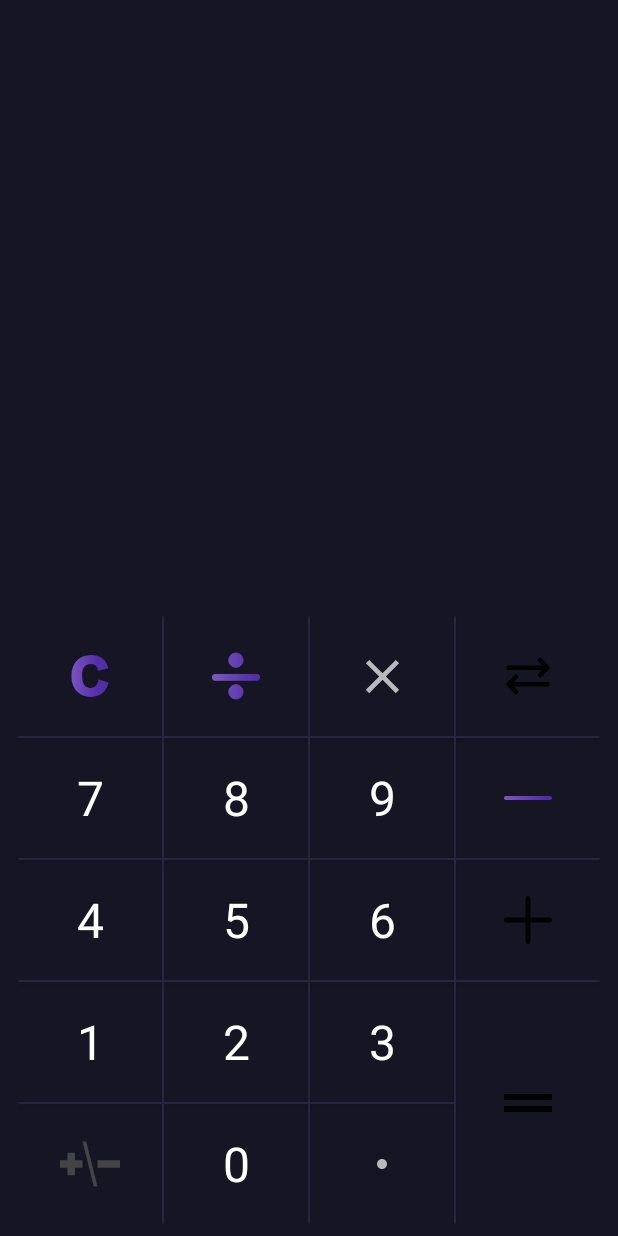
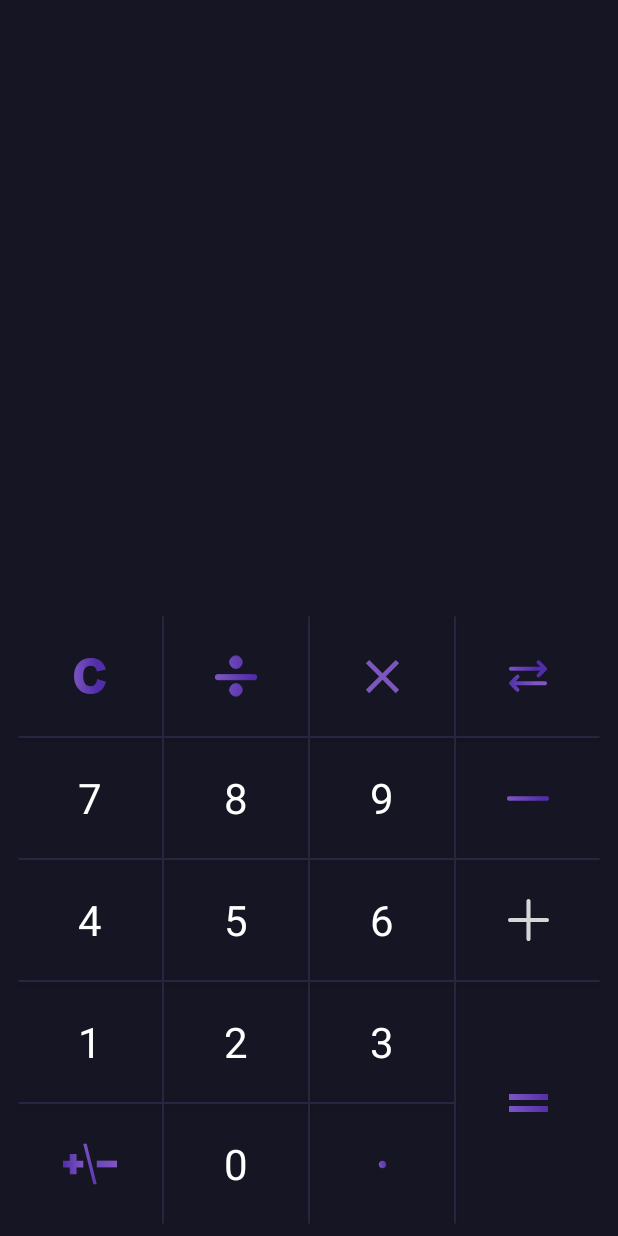
Before and after one commit to ashishmehta11/Unit-Converter, an Android app: the screen it shows after launch (MainActivity), on a phone screen of 412 x 824 dp. Run offline under Robolectric (Android 15) with nearby library versions, the phone set to English and light mode, and no system bars; our stand-ins replace data binding.

Commit message:
Num Pad Designing completed!!
Signed-off-by: ashishmehta11 <ashish11mehta11@gmail.com>

```diff
--- /dev/null
+++ b/app/src/main/res/color/grad_decimal.xml
@@ -0,0 +1,10 @@
+<?xml version="1.0" encoding="utf-8"?>
+<gradient xmlns:android="http://schemas.android.com/apk/res/android"
+    android:angle="0"
+    android:endColor="@color/primary_dark"
+    android:endX="25"
+    android:endY="30"
+    android:startColor="@color/primary_light"
+    android:startX="0"
+    android:startY="30"
+    android:type="linear" />
--- a/app/src/main/res/color/grad_plus_minus.xml
+++ b/app/src/main/res/color/grad_plus_minus.xml
@@ -1,10 +1,10 @@
 <?xml version="1.0" encoding="utf-8"?>
 <gradient xmlns:android="http://schemas.android.com/apk/res/android"
     android:angle="0"
-    android:endColor="@color/primary_dark"
-    android:endX="350"
-    android:endY="30"
-    android:startColor="@color/primary_light"
+    android:endColor="@color/primary_light"
+    android:endX="16"
+    android:endY="5"
+    android:startColor="@color/primary_dark"
     android:startX="0"
-    android:startY="30"
+    android:startY="5"
     android:type="linear" />
--- a/app/src/main/res/color/grad_plus.xml
+++ b/app/src/main/res/color/grad_plus_minus_2.xml
@@ -1,10 +1,10 @@
 <?xml version="1.0" encoding="utf-8"?>
 <gradient xmlns:android="http://schemas.android.com/apk/res/android"
     android:angle="0"
-    android:endColor="@color/primary_dark"
-    android:endX="10"
-    android:endY="50"
-    android:startColor="@color/primary_light"
-    android:startX="10"
-    android:startY="0"
+    android:endColor="@color/primary_light"
+    android:endX="6"
+    android:endY="40"
+    android:startColor="@color/primary_dark"
+    android:startX="0"
+    android:startY="40"
     android:type="linear" />
--- /dev/null
+++ b/app/src/main/res/color/grad_plus_minus_3.xml
@@ -0,0 +1,10 @@
+<?xml version="1.0" encoding="utf-8"?>
+<gradient xmlns:android="http://schemas.android.com/apk/res/android"
+    android:angle="0"
+    android:endColor="@color/primary_dark"
+    android:endX="5"
+    android:endY="20"
+    android:startColor="@color/primary_light"
+    android:startX="5"
+    android:startY="0"
+    android:type="linear" />
--- a/app/src/main/res/color/grad_transfer.xml
+++ b/app/src/main/res/color/grad_transfer.xml
@@ -1,10 +1,10 @@
 <?xml version="1.0" encoding="utf-8"?>
 <gradient xmlns:android="http://schemas.android.com/apk/res/android"
     android:angle="0"
-    android:endColor="@color/primary_dark"
+    android:endColor="@color/primary_light"
     android:endX="350"
     android:endY="30"
-    android:startColor="@color/primary_light"
+    android:startColor="@color/primary_dark"
     android:startX="0"
     android:startY="30"
     android:type="linear" />
--- a/app/src/main/res/drawable/gradient_drawable.xml
+++ b/app/src/main/res/drawable/gradient_drawable.xml
@@ -1,11 +1,13 @@
 <?xml version="1.0" encoding="utf-8"?>
 <shape
-    android:shape = "rectangle"
-    xmlns:android = "http://schemas.android.com/apk/res/android" >
+    android:shape="oval"
+    xmlns:android="http://schemas.android.com/apk/res/android" >
 
     <gradient
-        android:endColor="@color/primary_dark"
-        android:startColor="@color/primary_light"
+        android:endColor="@color/primary_light"
+        android:gradientRadius="800"
         android:angle="0"
-        android:type="linear" />
+        android:startColor="@color/primary_dark"
+
+        android:type="radial" />
 </shape>
--- a/app/src/main/res/drawable/ic_baseline_circle_8.xml
+++ b/app/src/main/res/drawable/ic_baseline_circle_8.xml
@@ -1,10 +1,10 @@
 <vector xmlns:android="http://schemas.android.com/apk/res/android"
-    android:width="8dp"
-    android:height="8dp"
-    android:tint="?attr/colorControlNormal"
+    android:width="6dp"
+    android:height="6dp"
+
     android:viewportWidth="24"
     android:viewportHeight="24">
     <path
-        android:fillColor="@android:color/white"
+        android:fillColor="@color/grad_decimal"
         android:pathData="M12,2C6.47,2 2,6.47 2,12s4.47,10 10,10 10,-4.47 10,-10S17.53,2 12,2z" />
 </vector>
--- a/app/src/main/res/drawable/ic_baseline_keyboard_arrow_left_32.xml
+++ b/app/src/main/res/drawable/ic_baseline_keyboard_arrow_left_32.xml
@@ -1,10 +1,10 @@
 <vector xmlns:android="http://schemas.android.com/apk/res/android"
     android:width="32dp"
     android:height="32dp"
-    android:tint="?attr/colorControlNormal"
+    android:tint="@color/primary_dark"
     android:viewportWidth="24"
     android:viewportHeight="24">
     <path
-        android:fillColor="@android:color/white"
+        android:fillColor="@color/primary_dark"
         android:pathData="M15.41,16.59L10.83,12l4.58,-4.59L14,6l-6,6 6,6 1.41,-1.41z" />
 </vector>
--- a/app/src/main/res/drawable/ic_baseline_keyboard_arrow_right_24.xml
+++ b/app/src/main/res/drawable/ic_baseline_keyboard_arrow_right_24.xml
@@ -1,10 +1,10 @@
 <vector xmlns:android="http://schemas.android.com/apk/res/android"
     android:width="32dp"
     android:height="32dp"
-    android:tint="?attr/colorControlNormal"
+    android:tint="@color/primary_light"
     android:viewportWidth="24"
     android:viewportHeight="24">
     <path
-        android:fillColor="@android:color/white"
+        android:fillColor="@color/primary_light"
         android:pathData="M8.59,16.59L13.17,12 8.59,7.41 10,6l6,6 -6,6 -1.41,-1.41z" />
 </vector>
--- a/app/src/main/res/drawable/ic_c.xml
+++ b/app/src/main/res/drawable/ic_c.xml
@@ -1,6 +1,6 @@
 <vector xmlns:android="http://schemas.android.com/apk/res/android"
-    android:width="28dp"
-    android:height="28dp"
+    android:width="24dp"
+    android:height="24dp"
     android:viewportWidth="512"
     android:viewportHeight="512">
     <path
--- a/app/src/main/res/drawable/ic_divide.xml
+++ b/app/src/main/res/drawable/ic_divide.xml
@@ -1,6 +1,6 @@
 <vector xmlns:android="http://schemas.android.com/apk/res/android"
-    android:width="32dp"
-    android:height="32dp"
+    android:width="28dp"
+    android:height="28dp"
     android:viewportWidth="121.805"
     android:viewportHeight="121.805">
     <path
--- a/app/src/main/res/drawable/ic_equal.xml
+++ b/app/src/main/res/drawable/ic_equal.xml
@@ -1,12 +1,12 @@
 <vector xmlns:android="http://schemas.android.com/apk/res/android"
-    android:width="32dp"
+    android:width="26dp"
     android:height="32dp"
     android:viewportWidth="341.333"
     android:viewportHeight="341.333">
     <path
-        android:fillColor="#FF000000"
+        android:fillColor="@color/grad_minus"
         android:pathData="M0,192h341.333v42.667h-341.333z" />
     <path
-        android:fillColor="#FF000000"
+        android:fillColor="@color/grad_minus"
         android:pathData="M0,106.667h341.333v42.667h-341.333z" />
 </vector>
--- a/app/src/main/res/drawable/ic_minus.xml
+++ b/app/src/main/res/drawable/ic_minus.xml
@@ -1,6 +1,6 @@
 <vector xmlns:android="http://schemas.android.com/apk/res/android"
-    android:width="32dp"
-    android:height="32dp"
+    android:width="28dp"
+    android:height="34dp"
     android:viewportWidth="409.6"
     android:viewportHeight="409.6">
     <path
--- a/app/src/main/res/drawable/ic_multiply.xml
+++ b/app/src/main/res/drawable/ic_multiply.xml
@@ -1,10 +1,9 @@
 <vector xmlns:android="http://schemas.android.com/apk/res/android"
     android:width="38dp"
     android:height="38dp"
-    android:tint="?attr/colorControlNormal"
     android:viewportWidth="24"
     android:viewportHeight="24">
   <path
-      android:fillColor="@android:color/white"
+      android:fillColor="@color/grad_multiply"
       android:pathData="M19,6.41L17.59,5 12,10.59 6.41,5 5,6.41 10.59,12 5,17.59 6.41,19 12,13.41 17.59,19 19,17.59 13.41,12z" />
 </vector>
--- a/app/src/main/res/drawable/ic_plus.xml
+++ b/app/src/main/res/drawable/ic_plus.xml
@@ -1,9 +1,9 @@
 <vector xmlns:android="http://schemas.android.com/apk/res/android"
-    android:width="32dp"
-    android:height="32dp"
+    android:width="27dp"
+    android:height="28dp"
     android:viewportWidth="426.66666"
     android:viewportHeight="426.66666">
     <path
-        android:fillColor="#FF000000"
+        android:fillColor="@color/grad_plus"
         android:pathData="m405.332,192h-170.664v-170.668c0,-11.773 -9.559,-21.332 -21.336,-21.332 -11.773,0 -21.332,9.559 -21.332,21.332v170.668h-170.668c-11.773,0 -21.332,9.559 -21.332,21.332 0,11.777 9.559,21.336 21.332,21.336h170.668v170.664c0,11.777 9.559,21.336 21.332,21.336 11.777,0 21.336,-9.559 21.336,-21.336v-170.664h170.664c11.777,0 21.336,-9.559 21.336,-21.336 0,-11.773 -9.559,-21.332 -21.336,-21.332zM405.332,192" />
 </vector>
--- a/app/src/main/res/drawable/ic_plus_and_minus.xml
+++ b/app/src/main/res/drawable/ic_plus_and_minus.xml
@@ -1,15 +1,15 @@
 <vector xmlns:android="http://schemas.android.com/apk/res/android"
-    android:width="40dp"
-    android:height="40dp"
+    android:width="36dp"
+    android:height="36dp"
     android:viewportWidth="16"
     android:viewportHeight="16">
     <path
-        android:fillColor="#444444"
+        android:fillColor="@color/grad_plus_minus"
         android:pathData="M10,7h6v2h-6v-2z" />
     <path
-        android:fillColor="#444444"
+        android:fillColor="@color/grad_plus_minus_2"
         android:pathData="M4,5h-2v2h-2v2h2v2h2v-2h2v-2h-2z" />
     <path
-        android:fillColor="#444444"
+        android:fillColor="@color/grad_plus_minus_3"
         android:pathData="M6,2l3,12h1l-3,-12z" />
 </vector>
--- a/app/src/main/res/drawable/ic_transfer.xml
+++ b/app/src/main/res/drawable/ic_transfer.xml
@@ -1,12 +1,14 @@
 <vector xmlns:android="http://schemas.android.com/apk/res/android"
-    android:width="32dp"
-    android:height="32dp"
+    android:width="28dp"
+    android:height="28dp"
     android:viewportWidth="512"
     android:viewportHeight="512">
     <path
-        android:fillColor="#FF000000"
+        android:fillColor="@color/grad_minus"
         android:pathData="m48,192h358.059l-39.03,39.029a24,24 0,0 0,33.942 33.942l80,-80a24,24 0,0 0,0 -33.942l-80,-80a24,24 0,0 0,-33.942 33.942l39.03,39.029h-358.059a24,24 0,0 0,0 48z" />
     <path
-        android:fillColor="#FF000000"
-        android:pathData="m464,320h-358.059l39.03,-39.029a24,24 0,0 0,-33.942 -33.942l-80,80a24,24 0,0 0,0 33.942l80,80a24,24 0,0 0,33.942 -33.942l-39.03,-39.029h358.059a24,24 0,0 0,0 -48z" />
+        android:fillColor="@color/grad_transfer"
+        android:pathData="m464,320h-358.059l39.03,-39.029a24,24 0,0 0,-33.942 -33.942l-80,80a24,24 0,0 0,0 33.942l80,80a24,24 0,0 0,33.942 -33.942l-39.03,-39.029h358.059a24,24 0,0 0,0 -48z">
+
+    </path>
 </vector>
--- a/app/src/main/res/layout/fragment_num_pad.xml
+++ b/app/src/main/res/layout/fragment_num_pad.xml
@@ -1,11 +1,11 @@
 <?xml version="1.0" encoding="utf-8"?>
-<layout
-    xmlns:android="http://schemas.android.com/apk/res/android"
+<layout xmlns:android="http://schemas.android.com/apk/res/android"
     xmlns:app="http://schemas.android.com/apk/res-auto"
     xmlns:tools="http://schemas.android.com/tools"
     tools:context=".fragments.NumPadFragment">
 
     <data>
+
         <variable
             name="data"
             type="com.project.unitconverter.data.Test" />
@@ -108,11 +108,11 @@
 
         <ImageButton
             android:id="@+id/imgBtnEqual"
+            android:layout_width="0dp"
+            android:layout_height="0dp"
             android:background="@android:color/transparent"
-            android:layout_width="0dp"
+            android:gravity="center"
             android:onClick="@{() -> data.btnEqualsClickListener()}"
-            android:layout_height="0dp"
-            android:gravity="center"
             android:src="@drawable/ic_equal"
             app:layout_constraintBottom_toBottomOf="parent"
             app:layout_constraintEnd_toEndOf="parent"
@@ -184,10 +184,10 @@
             android:layout_width="0dp"
             android:layout_height="0dp"
             android:background="@android:color/transparent"
+            android:elevation="0dp"
             android:gravity="center"
             android:onClick='@{() -> data.operandClickListener(0)}'
             android:text="0"
-            android:elevation="0dp"
             android:textSize="@dimen/num_pad_text_size"
 
             app:layout_constraintBottom_toBottomOf="parent"
--- a/app/src/main/res/values/dimen.xml
+++ b/app/src/main/res/values/dimen.xml
@@ -2,5 +2,5 @@
 <resources>
     <dimen name="normal_border_margin">16dp</dimen>
     <dimen name="small_border_margin">8dp</dimen>
-    <dimen name="num_pad_text_size">32sp</dimen>
+    <dimen name="num_pad_text_size">28sp</dimen>
 </resources>
```
